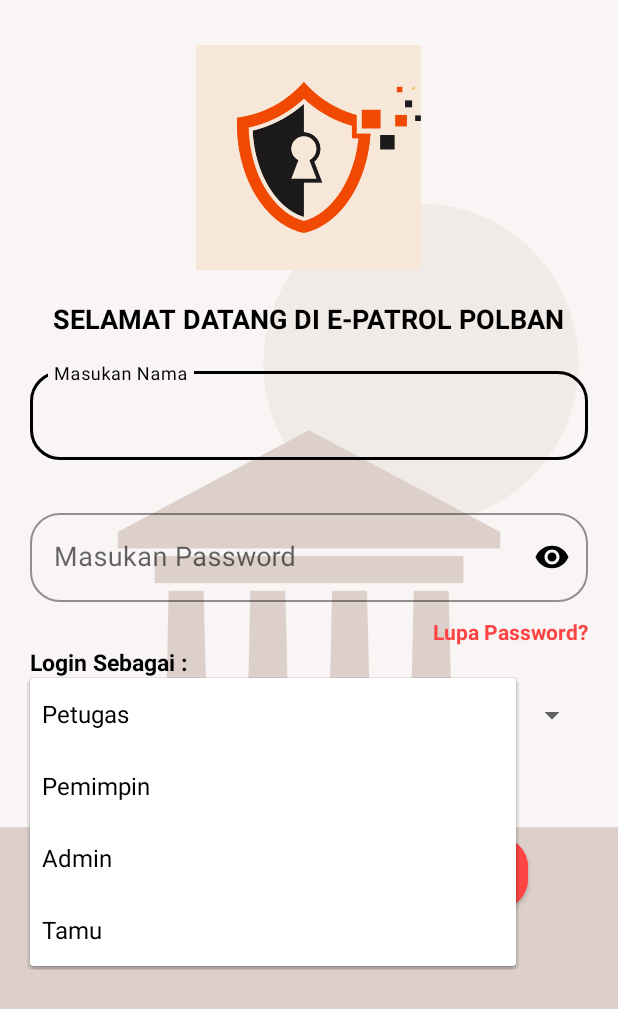
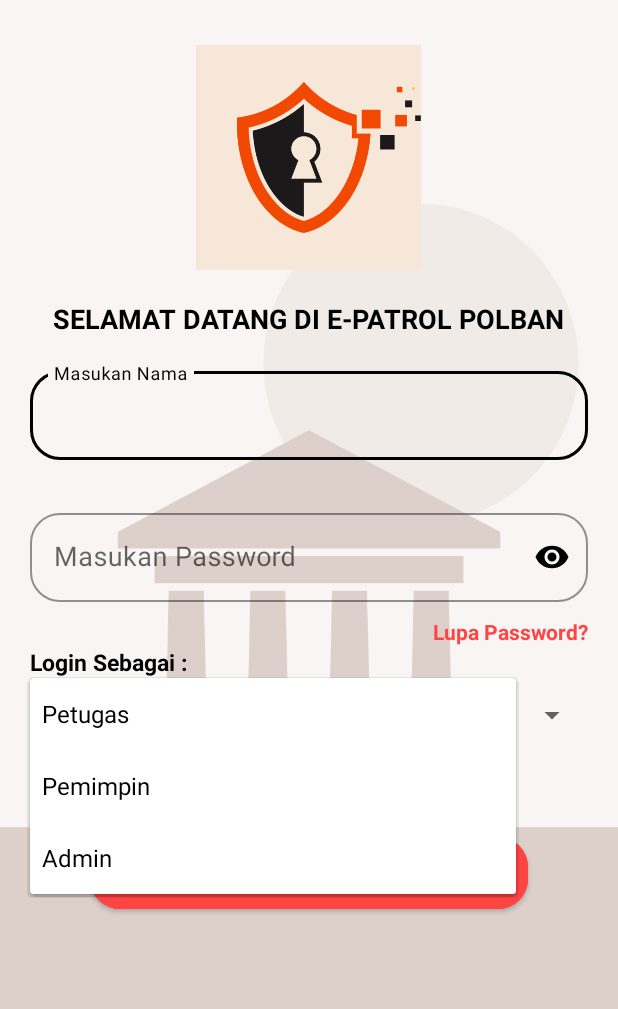
Before and after one commit to BagusAnanta/E-PATROL_POLBAN_APP, an Android app: the screen it shows after launch (LoginActivity), after a tap on "Petugas", on a phone screen of 412 x 824 dp. Shown: the top 1009 px of the screen. Run offline under Robolectric (Android 15) with nearby library versions, the phone set to English and light mode, and no system bars; our stand-ins replace Firebase (no records; nobody signed in at launch, a user with empty details on screens opened directly).

Commit message:
Clien App Commit (Update #1.3.1)

```diff
--- a/app/src/main/java/com/annas/e_patrolpolbanapp/view/adminShowPetugas/DataPetugasAdapter.kt
+++ b/app/src/main/java/com/annas/e_patrolpolbanapp/view/adminShowPetugas/DataPetugasAdapter.kt
@@ -17,7 +17,7 @@ class DataPetugasAdapter(
     var adapterCallBack: AdminAdapterCallback) : RecyclerView.Adapter<DataPetugasAdapter.ViewHolderAdminData>(){
 
     fun setDataAdminAdapter(items : List<ModelDatabaseAdmin>){
-        modelDatabaseAdmin.clear()
+        // modelDatabaseAdmin.clear()
         modelDatabaseAdmin.addAll(items)
         notifyDataSetChanged()
     }
--- a/app/src/main/java/com/annas/e_patrolpolbanapp/view/login/LoginActivity.kt
+++ b/app/src/main/java/com/annas/e_patrolpolbanapp/view/login/LoginActivity.kt
@@ -25,7 +25,7 @@ class LoginActivity : AppCompatActivity() {
     lateinit var strNama: String
     lateinit var strPassword: String
 
-    val login_by_data = arrayOf("Petugas","Pemimpin","Admin","Tamu")
+    val login_by_data = arrayOf("Petugas","Pemimpin","Admin")
     var REQ_PERMISSION = 101
 
     override fun onCreate(savedInstanceState: Bundle?) {
```
Also changed, not shown: app/src/main/java/com/annas/e_patrolpolbanapp/view/adminShowPetugas/ShowDataPetugas.kt (+3 -5 lines).
